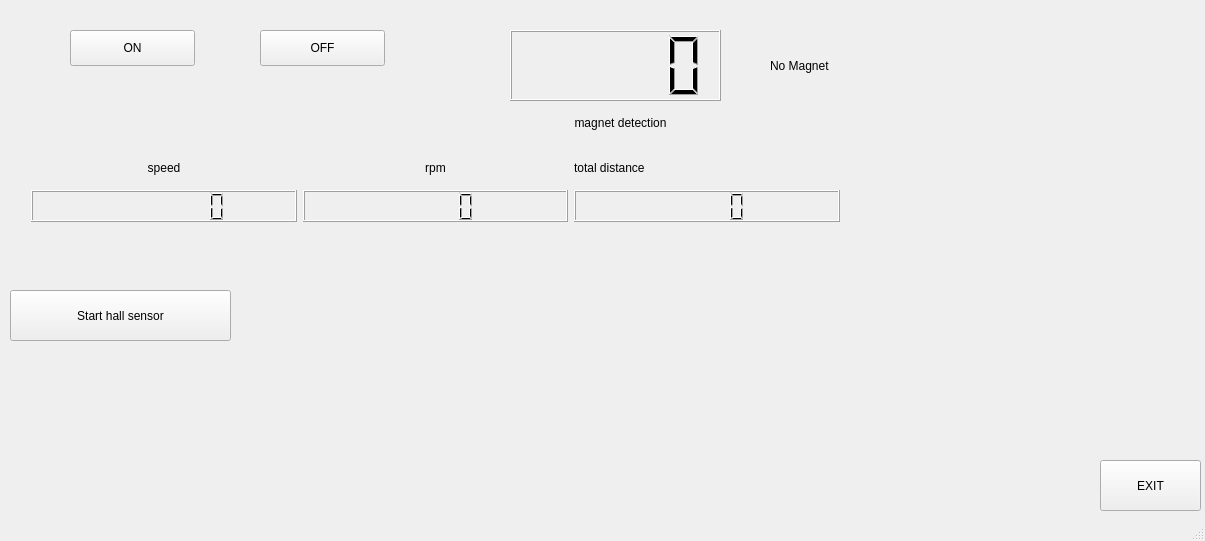
The window that mainwindow.ui (piotrw777/hall_sensor_gui) describes before a commit, drawn with Qt 5.
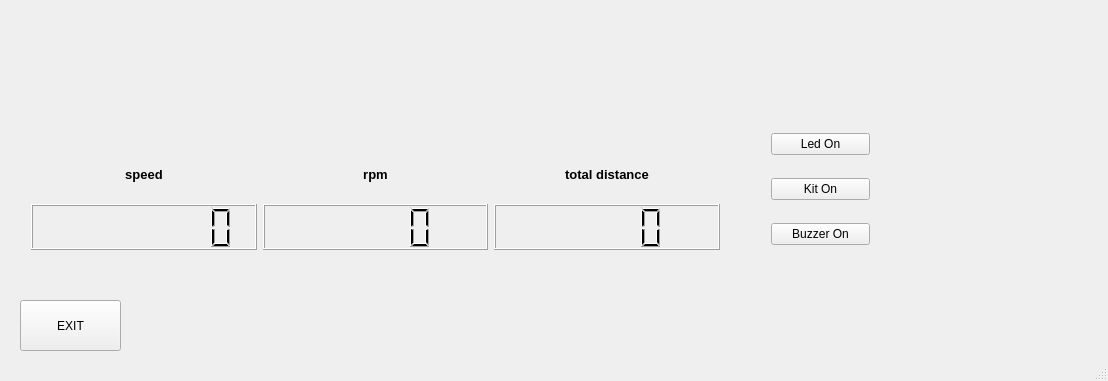
The same window after the commit.

```diff
--- a/mainwindow.ui
+++ b/mainwindow.ui
@@ -6,8 +6,8 @@
    <rect>
     <x>0</x>
     <y>0</y>
-    <width>1205</width>
-    <height>541</height>
+    <width>1108</width>
+    <height>381</height>
    </rect>
   </property>
   <property name="windowTitle">
@@ -17,63 +17,11 @@
    <enum>QTabWidget::Rounded</enum>
   </property>
   <widget class="QWidget" name="centralWidget">
-   <widget class="QPushButton" name="led_on">
-    <property name="geometry">
-     <rect>
-      <x>70</x>
-      <y>30</y>
-      <width>125</width>
-      <height>36</height>
-     </rect>
-    </property>
-    <property name="text">
-     <string>ON</string>
-    </property>
-   </widget>
-   <widget class="QPushButton" name="led_off">
-    <property name="geometry">
-     <rect>
-      <x>260</x>
-      <y>30</y>
-      <width>125</width>
-      <height>36</height>
-     </rect>
-    </property>
-    <property name="text">
-     <string>OFF</string>
-    </property>
-   </widget>
-   <widget class="QLCDNumber" name="lcd_magnet">
-    <property name="geometry">
-     <rect>
-      <x>510</x>
-      <y>30</y>
-      <width>211</width>
-      <height>71</height>
-     </rect>
-    </property>
-   </widget>
-   <widget class="QLabel" name="magnet_detection">
-    <property name="geometry">
-     <rect>
-      <x>520</x>
-      <y>110</y>
-      <width>201</width>
-      <height>26</height>
-     </rect>
-    </property>
-    <property name="text">
-     <string>magnet detection</string>
-    </property>
-    <property name="alignment">
-     <set>Qt::AlignCenter</set>
-    </property>
-   </widget>
    <widget class="QPushButton" name="pushButton">
     <property name="geometry">
      <rect>
-      <x>1100</x>
-      <y>460</y>
+      <x>20</x>
+      <y>300</y>
       <width>101</width>
       <height>51</height>
      </rect>
@@ -82,39 +30,13 @@
      <string>EXIT</string>
     </property>
    </widget>
-   <widget class="QLabel" name="magnet_label">
-    <property name="geometry">
-     <rect>
-      <x>770</x>
-      <y>40</y>
-      <width>101</width>
-      <height>51</height>
-     </rect>
-    </property>
-    <property name="text">
-     <string>No Magnet</string>
-    </property>
-   </widget>
-   <widget class="QPushButton" name="pushButton_2">
-    <property name="geometry">
-     <rect>
-      <x>10</x>
-      <y>290</y>
-      <width>221</width>
-      <height>51</height>
-     </rect>
-    </property>
-    <property name="text">
-     <string>Start hall sensor</string>
-    </property>
-   </widget>
    <widget class="QWidget" name="gridLayoutWidget">
     <property name="geometry">
      <rect>
       <x>20</x>
       <y>140</y>
-      <width>831</width>
-      <height>93</height>
+      <width>711</width>
+      <height>121</height>
      </rect>
     </property>
     <layout class="QGridLayout" name="gridLayout">
@@ -136,6 +58,13 @@
      </item>
      <item row="0" column="1">
       <widget class="QLabel" name="label_rpm">
+       <property name="font">
+        <font>
+         <pointsize>10</pointsize>
+         <weight>75</weight>
+         <bold>true</bold>
+        </font>
+       </property>
        <property name="text">
         <string>rpm</string>
        </property>
@@ -146,13 +75,30 @@
      </item>
      <item row="0" column="2">
       <widget class="QLabel" name="label_distance">
+       <property name="font">
+        <font>
+         <pointsize>10</pointsize>
+         <weight>75</weight>
+         <bold>true</bold>
+        </font>
+       </property>
        <property name="text">
         <string>total distance</string>
        </property>
+       <property name="alignment">
+        <set>Qt::AlignCenter</set>
+       </property>
       </widget>
      </item>
      <item row="0" column="0">
       <widget class="QLabel" name="label_speed">
+       <property name="font">
+        <font>
+         <pointsize>10</pointsize>
+         <weight>75</weight>
+         <bold>true</bold>
+        </font>
+       </property>
        <property name="text">
         <string>speed</string>
        </property>
@@ -163,6 +109,45 @@
      </item>
     </layout>
    </widget>
+   <widget class="QWidget" name="verticalLayoutWidget">
+    <property name="geometry">
+     <rect>
+      <x>760</x>
+      <y>100</y>
+      <width>121</width>
+      <height>181</height>
+     </rect>
+    </property>
+    <layout class="QVBoxLayout" name="verticalLayout">
+     <property name="spacing">
+      <number>1</number>
+     </property>
+     <property name="sizeConstraint">
+      <enum>QLayout::SetDefaultConstraint</enum>
+     </property>
+     <item>
+      <widget class="QPushButton" name="pushButton_led">
+       <property name="text">
+        <string>Led On</string>
+       </property>
+      </widget>
+     </item>
+     <item>
+      <widget class="QPushButton" name="pushButton_kit">
+       <property name="text">
+        <string>Kit On</string>
+       </property>
+      </widget>
+     </item>
+     <item>
+      <widget class="QPushButton" name="pushButton_buzzer">
+       <property name="text">
+        <string>Buzzer On</string>
+       </property>
+      </widget>
+     </item>
+    </layout>
+   </widget>
   </widget>
   <widget class="QStatusBar" name="statusBar"/>
  </widget>
```
